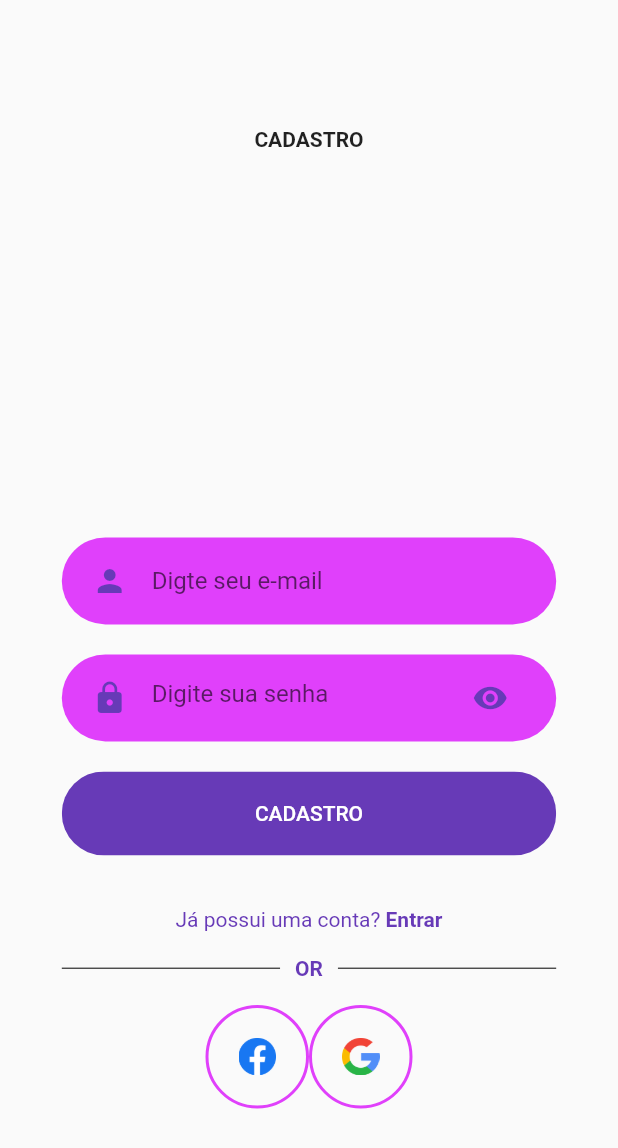
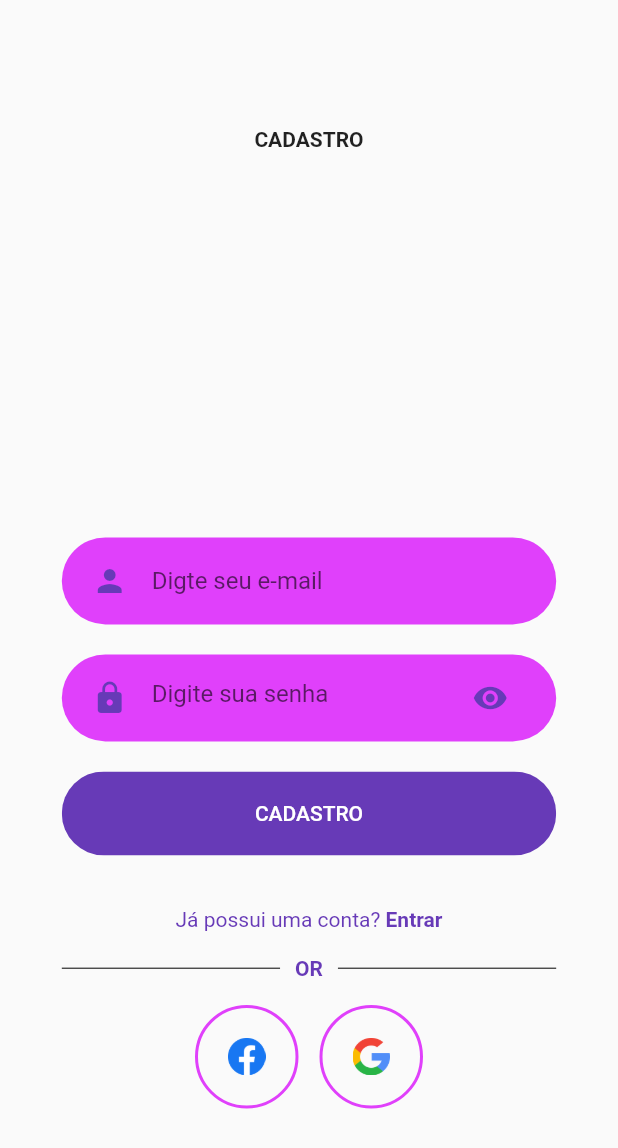
Before and after one commit to roquemgc/flutter_schoodule, a Flutter app: the SignupScreen screen opened directly, on a phone screen of 412 x 824 dp. Shown: the top 1148 px of the screen. Run offline on Flutter 3.47's test engine with Material 2 defaults, Android fonts, the light colour scheme and no system bars.

Commit message:
iniciando autenticacao com firebase

```diff
--- a/lib/Screens/Signup/components/signup_social_button.dart
+++ b/lib/Screens/Signup/components/signup_social_button.dart
@@ -11,6 +11,7 @@ class SignupSocialButton extends StatelessWidget {
   @override
   Widget build(BuildContext context) {
     return Container(
+      margin: EdgeInsets.symmetric(horizontal: 7),
       padding: EdgeInsets.all(20),
       decoration: BoxDecoration(
         border: Border.all(
--- /dev/null
+++ b/lib/constants/routes.dart
@@ -0,0 +1,3 @@
+class Routes {
+  static const urlSignup = "https://identitytoolkit.googleapis.com/v1/accounts:signInWithCustomToken?key=[AIzaSyC3IdrsKlaPN8ZfxKTw_qmERZ0DOH0SRC8]"
+}
--- a/pubspec.yaml
+++ b/pubspec.yaml
@@ -28,6 +28,9 @@ dependencies:
   # The following adds the Cupertino Icons font to your application.
   # Use with the CupertinoIcons class for iOS style icons.
   cupertino_icons: ^1.0.2
+  firebase_core: ^1.3.0
+  firebase_auth: ^1.4.1
+  http: ^0.13.3
 
 dev_dependencies:
   flutter_test:
```
Also changed, not shown: lib/services/signup_service.dart (added, +8 -0 lines), pubspec.lock.
